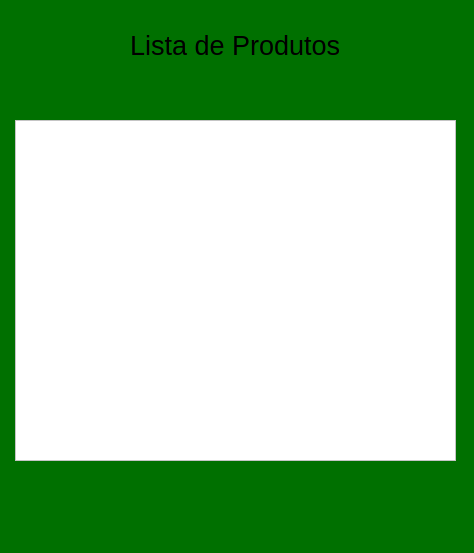
First picture: the form in listagem.ui, repository Wilderick-Souza/Sistema-Python-MySQL, before the edit.
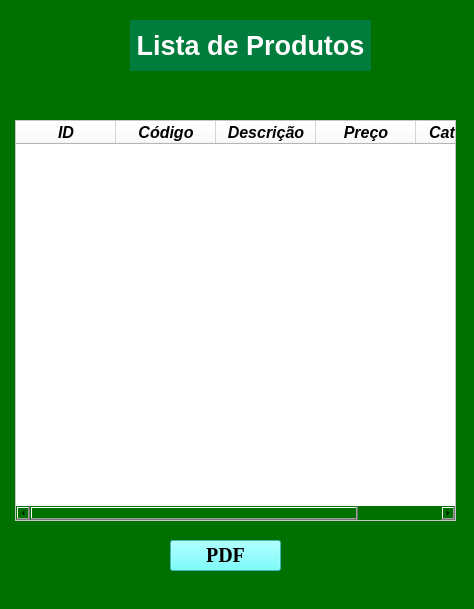
Second picture: the form after the edit.

```diff
--- a/listagem.ui
+++ b/listagem.ui
@@ -7,7 +7,7 @@
     <x>0</x>
     <y>0</y>
     <width>474</width>
-    <height>553</height>
+    <height>609</height>
    </rect>
   </property>
   <property name="font">
@@ -36,10 +36,16 @@
     <property name="font">
      <font>
       <pointsize>20</pointsize>
+      <weight>75</weight>
+      <bold>true</bold>
      </font>
     </property>
+    <property name="styleSheet">
+     <string notr="true">background-color: rgb(85, 255, 255);
+background-color: rgb(0, 124, 60);</string>
+    </property>
     <property name="text">
-     <string>Lista de Produtos</string>
+     <string>&lt;html&gt;&lt;head/&gt;&lt;body&gt;&lt;p align=&quot;center&quot;&gt;&lt;span style=&quot; color:#ffffff;&quot;&gt;Lista de Produtos&lt;/span&gt;&lt;/p&gt;&lt;/body&gt;&lt;/html&gt;</string>
     </property>
    </widget>
    <widget class="QTableWidget" name="tableWidget">
@@ -48,7 +54,7 @@
       <x>15</x>
       <y>120</y>
       <width>441</width>
-      <height>341</height>
+      <height>401</height>
      </rect>
     </property>
     <property name="font">
@@ -60,6 +66,98 @@
     </property>
     <property name="styleSheet">
      <string notr="true">background-color: rgb(255, 255, 255);</string>
+    </property>
+    <property name="gridStyle">
+     <enum>Qt::NoPen</enum>
+    </property>
+    <column>
+     <property name="text">
+      <string>ID</string>
+     </property>
+     <property name="font">
+      <font>
+       <pointsize>12</pointsize>
+       <weight>75</weight>
+       <italic>true</italic>
+       <bold>true</bold>
+      </font>
+     </property>
+    </column>
+    <column>
+     <property name="text">
+      <string>Código</string>
+     </property>
+     <property name="font">
+      <font>
+       <pointsize>12</pointsize>
+       <weight>75</weight>
+       <italic>true</italic>
+       <bold>true</bold>
+      </font>
+     </property>
+    </column>
+    <column>
+     <property name="text">
+      <string>Descrição</string>
+     </property>
+     <property name="font">
+      <font>
+       <pointsize>12</pointsize>
+       <weight>75</weight>
+       <italic>true</italic>
+       <bold>true</bold>
+      </font>
+     </property>
+    </column>
+    <column>
+     <property name="text">
+      <string>Preço</string>
+     </property>
+     <property name="font">
+      <font>
+       <pointsize>12</pointsize>
+       <weight>75</weight>
+       <italic>true</italic>
+       <bold>true</bold>
+      </font>
+     </property>
+    </column>
+    <column>
+     <property name="text">
+      <string>Categoria</string>
+     </property>
+     <property name="font">
+      <font>
+       <pointsize>12</pointsize>
+       <weight>75</weight>
+       <italic>true</italic>
+       <bold>true</bold>
+      </font>
+     </property>
+    </column>
+   </widget>
+   <widget class="QPushButton" name="pushButton">
+    <property name="geometry">
+     <rect>
+      <x>170</x>
+      <y>540</y>
+      <width>111</width>
+      <height>31</height>
+     </rect>
+    </property>
+    <property name="font">
+     <font>
+      <family>Times New Roman</family>
+      <pointsize>15</pointsize>
+      <weight>75</weight>
+      <bold>true</bold>
+     </font>
+    </property>
+    <property name="styleSheet">
+     <string notr="true">background-color: rgb(85, 255, 255);</string>
+    </property>
+    <property name="text">
+     <string>PDF</string>
     </property>
    </widget>
   </widget>
```
